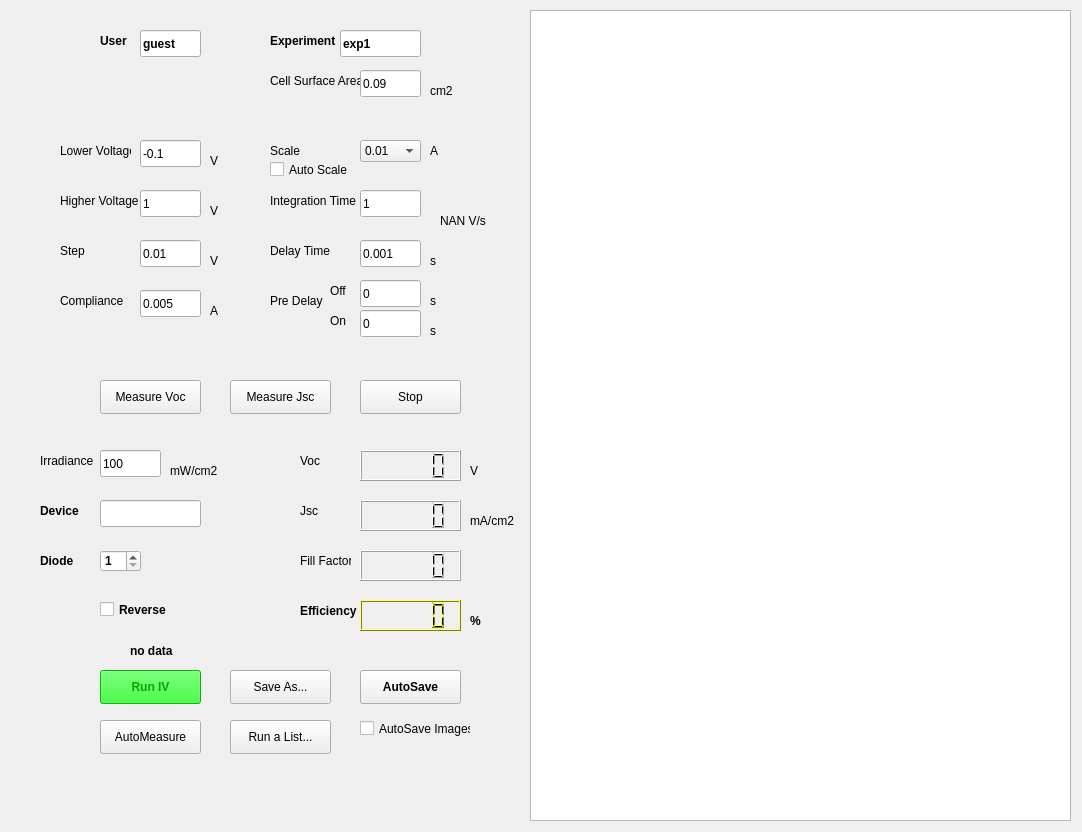
Old version of the form mainwindow.ui in the repository ilario/PyPV.
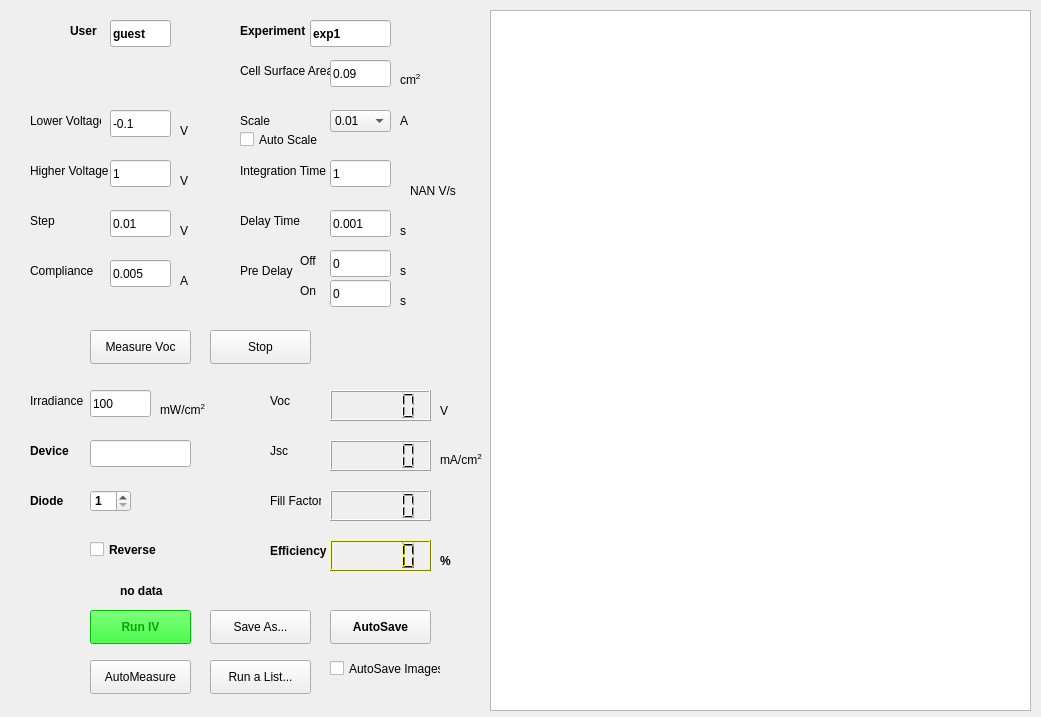
New version of the form.

Commit message: Removed measure Jsc button, resize UI

What changed in the file:
```diff
--- a/mainwindow.ui
+++ b/mainwindow.ui
@@ -6,8 +6,8 @@
    <rect>
     <x>0</x>
     <y>0</y>
-    <width>1082</width>
-    <height>832</height>
+    <width>1041</width>
+    <height>717</height>
    </rect>
   </property>
   <property name="sizePolicy">
@@ -23,8 +23,8 @@
    <widget class="QPushButton" name="runButton">
     <property name="geometry">
      <rect>
-      <x>100</x>
-      <y>670</y>
+      <x>90</x>
+      <y>610</y>
       <width>101</width>
       <height>34</height>
      </rect>
@@ -514,8 +514,8 @@
    <widget class="QLineEdit" name="endV_edit">
     <property name="geometry">
      <rect>
-      <x>140</x>
-      <y>190</y>
+      <x>110</x>
+      <y>160</y>
       <width>61</width>
       <height>27</height>
      </rect>
@@ -527,8 +527,8 @@
    <widget class="QLineEdit" name="compliance_edit">
     <property name="geometry">
      <rect>
-      <x>140</x>
-      <y>290</y>
+      <x>110</x>
+      <y>260</y>
       <width>61</width>
       <height>27</height>
      </rect>
@@ -540,8 +540,8 @@
    <widget class="QLineEdit" name="startV_edit">
     <property name="geometry">
      <rect>
-      <x>140</x>
-      <y>140</y>
+      <x>110</x>
+      <y>110</y>
       <width>61</width>
       <height>27</height>
      </rect>
@@ -556,8 +556,8 @@
    <widget class="QLineEdit" name="integrationTime_edit">
     <property name="geometry">
      <rect>
-      <x>360</x>
-      <y>190</y>
+      <x>330</x>
+      <y>160</y>
       <width>61</width>
       <height>27</height>
      </rect>
@@ -569,8 +569,8 @@
    <widget class="QLabel" name="label">
     <property name="geometry">
      <rect>
-      <x>60</x>
-      <y>140</y>
+      <x>30</x>
+      <y>110</y>
       <width>71</width>
       <height>21</height>
      </rect>
@@ -588,8 +588,8 @@
    <widget class="QLabel" name="label_2">
     <property name="geometry">
      <rect>
-      <x>60</x>
-      <y>190</y>
+      <x>30</x>
+      <y>160</y>
       <width>81</width>
       <height>21</height>
      </rect>
@@ -607,8 +607,8 @@
    <widget class="QLabel" name="label_4">
     <property name="geometry">
      <rect>
-      <x>60</x>
-      <y>290</y>
+      <x>30</x>
+      <y>260</y>
       <width>71</width>
       <height>21</height>
      </rect>
@@ -620,8 +620,8 @@
    <widget class="QLabel" name="label_6">
     <property name="geometry">
      <rect>
-      <x>270</x>
-      <y>190</y>
+      <x>240</x>
+      <y>160</y>
       <width>91</width>
       <height>21</height>
      </rect>
@@ -639,8 +639,8 @@
    <widget class="QLineEdit" name="stepV_edit">
     <property name="geometry">
      <rect>
-      <x>140</x>
-      <y>240</y>
+      <x>110</x>
+      <y>210</y>
       <width>61</width>
       <height>27</height>
      </rect>
@@ -652,8 +652,8 @@
    <widget class="QLabel" name="label_7">
     <property name="geometry">
      <rect>
-      <x>60</x>
-      <y>240</y>
+      <x>30</x>
+      <y>210</y>
       <width>41</width>
       <height>21</height>
      </rect>
@@ -665,8 +665,8 @@
    <widget class="QPushButton" name="vocButton">
     <property name="geometry">
      <rect>
-      <x>100</x>
-      <y>380</y>
+      <x>90</x>
+      <y>330</y>
       <width>101</width>
       <height>34</height>
      </rect>
@@ -675,24 +675,11 @@
      <string>Measure Voc</string>
     </property>
    </widget>
-   <widget class="QPushButton" name="jscButton">
-    <property name="geometry">
-     <rect>
-      <x>230</x>
-      <y>380</y>
-      <width>101</width>
-      <height>34</height>
-     </rect>
-    </property>
-    <property name="text">
-     <string>Measure Jsc</string>
-    </property>
-   </widget>
    <widget class="QPushButton" name="stopButton">
     <property name="geometry">
      <rect>
-      <x>360</x>
-      <y>380</y>
+      <x>210</x>
+      <y>330</y>
       <width>101</width>
       <height>34</height>
      </rect>
@@ -704,8 +691,8 @@
    <widget class="QLabel" name="label_8">
     <property name="geometry">
      <rect>
-      <x>270</x>
-      <y>70</y>
+      <x>240</x>
+      <y>60</y>
       <width>91</width>
       <height>21</height>
      </rect>
@@ -717,8 +704,8 @@
    <widget class="QLineEdit" name="cellArea_edit">
     <property name="geometry">
      <rect>
-      <x>360</x>
-      <y>70</y>
+      <x>330</x>
+      <y>60</y>
       <width>61</width>
       <height>27</height>
      </rect>
@@ -730,8 +717,8 @@
    <widget class="QLCDNumber" name="LCD_Jsc">
     <property name="geometry">
      <rect>
-      <x>360</x>
-      <y>500</y>
+      <x>330</x>
+      <y>440</y>
       <width>101</width>
       <height>31</height>
      </rect>
@@ -740,8 +727,8 @@
    <widget class="QLCDNumber" name="LCD_Voc">
     <property name="geometry">
      <rect>
-      <x>360</x>
-      <y>450</y>
+      <x>330</x>
+      <y>390</y>
       <width>101</width>
       <height>31</height>
      </rect>
@@ -750,8 +737,8 @@
    <widget class="QLCDNumber" name="LCD_PCE">
     <property name="geometry">
      <rect>
-      <x>360</x>
-      <y>600</y>
+      <x>330</x>
+      <y>540</y>
       <width>101</width>
       <height>31</height>
      </rect>
@@ -1181,8 +1168,8 @@
    <widget class="QLCDNumber" name="LCD_FF">
     <property name="geometry">
      <rect>
-      <x>360</x>
-      <y>550</y>
+      <x>330</x>
+      <y>490</y>
       <width>101</width>
       <height>31</height>
      </rect>
@@ -1191,8 +1178,8 @@
    <widget class="QLabel" name="label_5">
     <property name="geometry">
      <rect>
-      <x>300</x>
-      <y>500</y>
+      <x>270</x>
+      <y>440</y>
       <width>31</width>
       <height>21</height>
      </rect>
@@ -1204,8 +1191,8 @@
    <widget class="QLabel" name="label_9">
     <property name="geometry">
      <rect>
-      <x>300</x>
-      <y>450</y>
+      <x>270</x>
+      <y>390</y>
       <width>31</width>
       <height>21</height>
      </rect>
@@ -1217,8 +1204,8 @@
    <widget class="QLabel" name="label_10">
     <property name="geometry">
      <rect>
-      <x>300</x>
-      <y>600</y>
+      <x>270</x>
+      <y>540</y>
       <width>61</width>
       <height>21</height>
      </rect>
@@ -1236,8 +1223,8 @@
    <widget class="QLabel" name="label_11">
     <property name="geometry">
      <rect>
-      <x>300</x>
-      <y>550</y>
+      <x>270</x>
+      <y>490</y>
       <width>51</width>
       <height>21</height>
      </rect>
@@ -1249,8 +1236,8 @@
    <widget class="QLabel" name="label_12">
     <property name="geometry">
      <rect>
-      <x>40</x>
-      <y>450</y>
+      <x>30</x>
+      <y>390</y>
       <width>61</width>
       <height>21</height>
      </rect>
@@ -1262,8 +1249,8 @@
    <widget class="QLineEdit" name="irradiance_edit">
     <property name="geometry">
      <rect>
-      <x>100</x>
-      <y>450</y>
+      <x>90</x>
+      <y>390</y>
       <width>61</width>
       <height>27</height>
      </rect>
@@ -1275,8 +1262,8 @@
    <widget class="QPushButton" name="saveAsButton">
     <property name="geometry">
      <rect>
-      <x>230</x>
-      <y>670</y>
+      <x>210</x>
+      <y>610</y>
       <width>101</width>
       <height>34</height>
      </rect>
@@ -1288,8 +1275,8 @@
    <widget class="QLineEdit" name="user_edit">
     <property name="geometry">
      <rect>
-      <x>140</x>
-      <y>30</y>
+      <x>110</x>
+      <y>20</y>
       <width>61</width>
       <height>27</height>
      </rect>
@@ -1307,8 +1294,8 @@
    <widget class="QLineEdit" name="experiment_edit">
     <property name="geometry">
      <rect>
-      <x>340</x>
-      <y>30</y>
+      <x>310</x>
+      <y>20</y>
       <width>81</width>
       <height>27</height>
      </rect>
@@ -1326,8 +1313,8 @@
    <widget class="QLineEdit" name="device_edit">
     <property name="geometry">
      <rect>
-      <x>100</x>
-      <y>500</y>
+      <x>90</x>
+      <y>440</y>
       <width>101</width>
       <height>27</height>
      </rect>
@@ -1345,8 +1332,8 @@
    <widget class="QSpinBox" name="diode_spin">
     <property name="geometry">
      <rect>
-      <x>100</x>
-      <y>550</y>
+      <x>90</x>
+      <y>490</y>
       <width>41</width>
       <height>22</height>
      </rect>
@@ -1367,21 +1354,21 @@
    <widget class="QLabel" name="label_16">
     <property name="geometry">
      <rect>
-      <x>470</x>
-      <y>510</y>
+      <x>440</x>
+      <y>450</y>
       <width>51</width>
       <height>21</height>
      </rect>
     </property>
     <property name="text">
-     <string>mA/cm2</string>
+     <string>&lt;html&gt;&lt;head/&gt;&lt;body&gt;&lt;p&gt;mA/cm&lt;span style=&quot; vertical-align:super;&quot;&gt;2&lt;/span&gt;&lt;/p&gt;&lt;/body&gt;&lt;/html&gt;</string>
     </property>
    </widget>
    <widget class="QLabel" name="label_17">
     <property name="geometry">
      <rect>
-      <x>470</x>
-      <y>460</y>
+      <x>440</x>
+      <y>400</y>
       <width>21</width>
       <height>21</height>
      </rect>
@@ -1393,8 +1380,8 @@
    <widget class="QLabel" name="label_18">
     <property name="geometry">
      <rect>
-      <x>470</x>
-      <y>610</y>
+      <x>440</x>
+      <y>550</y>
       <width>21</width>
       <height>21</height>
      </rect>
@@ -1412,8 +1399,8 @@
    <widget class="QPushButton" name="autoSaveButton">
     <property name="geometry">
      <rect>
-      <x>360</x>
-      <y>670</y>
+      <x>330</x>
+      <y>610</y>
       <width>101</width>
       <height>34</height>
      </rect>
@@ -1431,8 +1418,8 @@
    <widget class="QLabel" name="label_19">
     <property name="geometry">
      <rect>
-      <x>100</x>
-      <y>30</y>
+      <x>70</x>
+      <y>20</y>
       <width>31</width>
       <height>21</height>
      </rect>
@@ -1450,8 +1437,8 @@
    <widget class="QLabel" name="label_20">
     <property name="geometry">
      <rect>
-      <x>270</x>
-      <y>30</y>
+      <x>240</x>
+      <y>20</y>
       <width>71</width>
       <height>21</height>
      </rect>
@@ -1469,8 +1456,8 @@
    <widget class="QLabel" name="label_21">
     <property name="geometry">
      <rect>
-      <x>40</x>
-      <y>500</y>
+      <x>30</x>
+      <y>440</y>
       <width>51</width>
       <height>21</height>
      </rect>
@@ -1488,8 +1475,8 @@
    <widget class="QLabel" name="label_22">
     <property name="geometry">
      <rect>
-      <x>40</x>
-      <y>550</y>
+      <x>30</x>
+      <y>490</y>
       <width>51</width>
       <height>21</height>
      </rect>
@@ -1507,10 +1494,10 @@
    <widget class="QTableWidget" name="data_table">
     <property name="geometry">
      <rect>
-      <x>530</x>
+      <x>490</x>
       <y>10</y>
       <width>541</width>
-      <height>811</height>
+      <height>701</height>
      </rect>
     </property>
     <property name="sizePolicy">
@@ -1523,8 +1510,8 @@
    <widget class="QCheckBox" name="reverse_check">
     <property name="geometry">
      <rect>
-      <x>100</x>
-      <y>600</y>
+      <x>90</x>
+      <y>540</y>
       <width>84</width>
       <height>19</height>
      </rect>
@@ -1542,8 +1529,8 @@
    <widget class="QCheckBox" name="autoScale_check">
     <property name="geometry">
      <rect>
-      <x>270</x>
-      <y>160</y>
+      <x>240</x>
+      <y>130</y>
       <width>81</width>
       <height>19</height>
      </rect>
@@ -1555,8 +1542,8 @@
    <widget class="QLabel" name="label_23">
     <property name="geometry">
      <rect>
-      <x>270</x>
-      <y>140</y>
+      <x>240</x>
+      <y>110</y>
       <width>61</width>
       <height>21</height>
      </rect>
@@ -1568,8 +1555,8 @@
    <widget class="QLineEdit" name="delayTime_edit">
     <property name="geometry">
      <rect>
-      <x>360</x>
-      <y>240</y>
+      <x>330</x>
+      <y>210</y>
       <width>61</width>
       <height>27</height>
      </rect>
@@ -1581,8 +1568,8 @@
    <widget class="QLabel" name="label_24">
     <property name="geometry">
      <rect>
-      <x>270</x>
-      <y>240</y>
+      <x>240</x>
+      <y>210</y>
       <width>71</width>
       <height>21</height>
      </rect>
@@ -1594,8 +1581,8 @@
    <widget class="QLabel" name="label_3">
     <property name="geometry">
      <rect>
-      <x>210</x>
-      <y>150</y>
+      <x>180</x>
+      <y>120</y>
       <width>31</width>
       <height>21</height>
      </rect>
@@ -1607,8 +1594,8 @@
    <widget class="QLabel" name="label_25">
     <property name="geometry">
      <rect>
-      <x>210</x>
-      <y>200</y>
+      <x>180</x>
+      <y>170</y>
       <width>31</width>
       <height>21</height>
      </rect>
@@ -1620,8 +1607,8 @@
    <widget class="QLabel" name="label_26">
     <property name="geometry">
      <rect>
-      <x>210</x>
-      <y>300</y>
+      <x>180</x>
+      <y>270</y>
       <width>31</width>
       <height>21</height>
      </rect>
@@ -1633,8 +1620,8 @@
    <widget class="QLabel" name="label_27">
     <property name="geometry">
      <rect>
-      <x>430</x>
-      <y>140</y>
+      <x>400</x>
+      <y>110</y>
       <width>31</width>
       <height>21</height>
      </rect>
@@ -1646,8 +1633,8 @@
    <widget class="QLabel" name="label_28">
     <property name="geometry">
      <rect>
-      <x>430</x>
-      <y>250</y>
+      <x>400</x>
+      <y>220</y>
       <width>31</width>
       <height>21</height>
      </rect>
@@ -1659,34 +1646,34 @@
    <widget class="QLabel" name="label_29">
     <property name="geometry">
      <rect>
-      <x>430</x>
-      <y>80</y>
+      <x>400</x>
+      <y>70</y>
       <width>31</width>
       <height>21</height>
      </rect>
     </property>
     <property name="text">
-     <string>cm2</string>
+     <string>&lt;html&gt;&lt;head/&gt;&lt;body&gt;&lt;p&gt;cm&lt;span style=&quot; vertical-align:super;&quot;&gt;2&lt;/span&gt;&lt;/p&gt;&lt;/body&gt;&lt;/html&gt;</string>
     </property>
    </widget>
    <widget class="QLabel" name="label_30">
     <property name="geometry">
      <rect>
-      <x>170</x>
-      <y>460</y>
+      <x>160</x>
+      <y>400</y>
       <width>61</width>
       <height>21</height>
      </rect>
     </property>
     <property name="text">
-     <string>mW/cm2</string>
+     <string>&lt;html&gt;&lt;head/&gt;&lt;body&gt;&lt;p&gt;mW/cm&lt;span style=&quot; vertical-align:super;&quot;&gt;2&lt;/span&gt;&lt;/p&gt;&lt;/body&gt;&lt;/html&gt;</string>
     </property>
    </widget>
    <widget class="QLabel" name="label_35">
     <property name="geometry">
      <rect>
-      <x>210</x>
-      <y>250</y>
+      <x>180</x>
+      <y>220</y>
       <width>31</width>
       <height>21</height>
      </rect>
@@ -1698,8 +1685,8 @@
    <widget class="QLabel" name="saved">
     <property name="geometry">
      <rect>
-      <x>130</x>
-      <y>640</y>
+      <x>120</x>
+      <y>580</y>
       <width>81</width>
       <height>21</height>
      </rect>
@@ -1717,8 +1704,8 @@
    <widget class="QComboBox" name="scale_combo">
     <property name="geometry">
      <rect>
-      <x>360</x>
-      <y>140</y>
+      <x>330</x>
+      <y>110</y>
       <width>61</width>
       <height>22</height>
      </rect>
@@ -1765,8 +1752,8 @@
    <widget class="QCheckBox" name="autoSaveImages_check">
     <property name="geometry">
      <rect>
-      <x>360</x>
-      <y>720</y>
+      <x>330</x>
+      <y>660</y>
       <width>111</width>
       <height>17</height>
      </rect>
@@ -1778,8 +1765,8 @@
    <widget class="QPushButton" name="runListButton">
     <property name="geometry">
      <rect>
-      <x>230</x>
-      <y>720</y>
+      <x>210</x>
+      <y>660</y>
       <width>101</width>
       <height>34</height>
      </rect>
@@ -1791,8 +1778,8 @@
    <widget class="QPushButton" name="runAutoMeasureButton">
     <property name="geometry">
      <rect>
-      <x>100</x>
-      <y>720</y>
+      <x>90</x>
+      <y>660</y>
       <width>101</width>
       <height>34</height>
      </rect>
@@ -1804,8 +1791,8 @@
    <widget class="QLabel" name="label_31">
     <property name="geometry">
      <rect>
-      <x>430</x>
-      <y>290</y>
+      <x>400</x>
+      <y>260</y>
       <width>31</width>
       <height>21</height>
      </rect>
@@ -1817,8 +1804,8 @@
    <widget class="QLabel" name="label_32">
     <property name="geometry">
      <rect>
-      <x>270</x>
-      <y>290</y>
+      <x>240</x>
+      <y>260</y>
       <width>61</width>
       <height>21</height>
      </rect>
@@ -1830,8 +1817,8 @@
    <widget class="QLineEdit" name="preDelayOff_edit">
     <property name="geometry">
      <rect>
-      <x>360</x>
-      <y>280</y>
+      <x>330</x>
+      <y>250</y>
       <width>61</width>
       <height>27</height>
      </rect>
@@ -1843,8 +1830,8 @@
    <widget class="QLineEdit" name="preDelayOn_edit">
     <property name="geometry">
      <rect>
-      <x>360</x>
-      <y>310</y>
+      <x>330</x>
+      <y>280</y>
       <width>61</width>
       <height>27</height>
      </rect>
@@ -1856,8 +1843,8 @@
    <widget class="QLabel" name="label_34">
     <property name="geometry">
      <rect>
-      <x>430</x>
-      <y>320</y>
+      <x>400</x>
+      <y>290</y>
       <width>31</width>
       <height>21</height>
      </rect>
@@ -1869,8 +1856,8 @@
    <widget class="QLabel" name="label_33">
     <property name="geometry">
      <rect>
-      <x>330</x>
-      <y>280</y>
+      <x>300</x>
+      <y>250</y>
       <width>31</width>
       <height>21</height>
      </rect>
@@ -1882,8 +1869,8 @@
    <widget class="QLabel" name="label_37">
     <property name="geometry">
      <rect>
-      <x>330</x>
-      <y>310</y>
+      <x>300</x>
+      <y>280</y>
       <width>31</width>
       <height>21</height>
      </rect>
@@ -1895,8 +1882,8 @@
    <widget class="QLabel" name="scanSpeed_label">
     <property name="geometry">
      <rect>
-      <x>440</x>
-      <y>210</y>
+      <x>410</x>
+      <y>180</y>
       <width>91</width>
       <height>21</height>
      </rect>
```
Left out of the diff: 1 changed line with no effect on the pictures. The commit also changes 1 other file.
